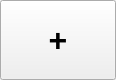
Before: the Qt Designer form ui/objects/cell.ui in nekstas/met-chars, drawn with Qt 5.
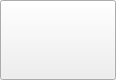
After: the same form once the commit is applied.

Commit message: (Начало) Введено уникальное кодирование состояния любой кнопки в виде 12 битного числа

```diff
--- a/ui/objects/cell.ui
+++ b/ui/objects/cell.ui
@@ -52,7 +52,7 @@
      <property name="font">
       <font>
        <family>Segoe UI</family>
-       <pointsize>24</pointsize>
+       <pointsize>20</pointsize>
        <weight>75</weight>
        <bold>true</bold>
       </font>
@@ -61,7 +61,7 @@
       <bool>false</bool>
      </property>
      <property name="text">
-      <string>+</string>
+      <string/>
      </property>
      <property name="autoDefault">
       <bool>false</bool>
```
The commit also changes 2 other files.
